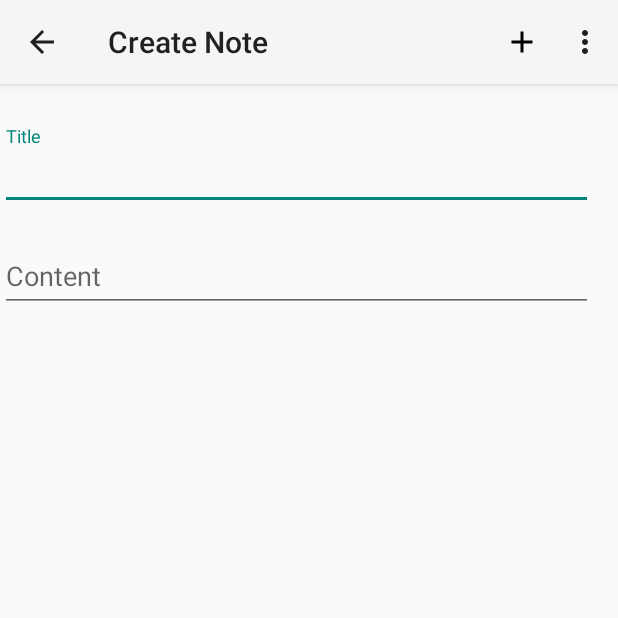
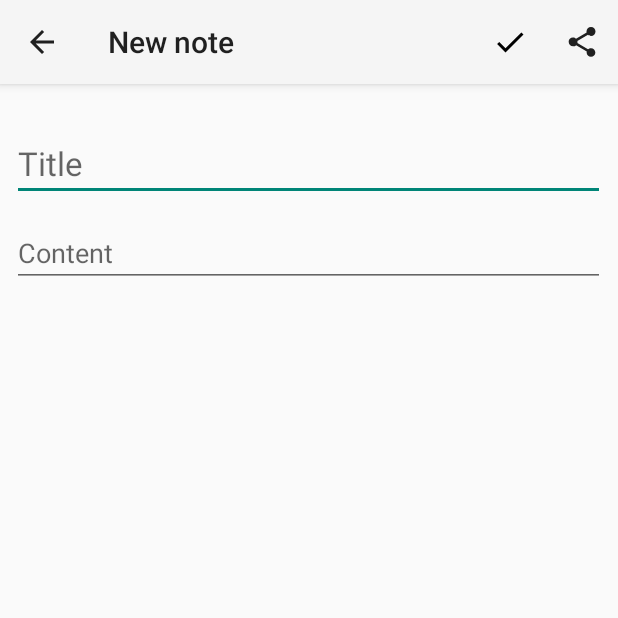
Before and after one commit to sw19-tug/morning01, an Android app: the AddNewNote screen opened directly, with no data from a screen before it, on a phone screen of 412 x 824 dp, the top half of it. Run offline under Robolectric (Android 15) with nearby library versions, the phone set to English and light mode, and no system bars.

Commit message:
changed icons and some logic [AH,RH]

```diff
--- a/app/src/main/java/at/tugraz/ist/swe/note/AddNewNote.java
+++ b/app/src/main/java/at/tugraz/ist/swe/note/AddNewNote.java
@@ -8,27 +8,37 @@ import android.view.View;
 
 public class AddNewNote extends AppCompatActivity {
 
+    private Menu _menu;
     @Override
     protected void onCreate(Bundle savedInstanceState) {
         super.onCreate(savedInstanceState);
         setContentView(R.layout.activity_add_new_note);
 
-        // Create Toolbar
-        Toolbar toolbar = (Toolbar) findViewById(R.id.add_new_note_toolbar);
-        setSupportActionBar(toolbar);
-        getSupportActionBar().setTitle("Create Note");
-        getSupportActionBar().setDisplayHomeAsUpEnabled(true);
-        getSupportActionBar().setDisplayShowHomeEnabled(true);
+        createToolbar();
+    }
+
+    private  void  createToolbar(){
+        setSupportActionBar((Toolbar) findViewById(R.id.add_new_note_toolbar));
+        if(getSupportActionBar() != null) {
+            getSupportActionBar().setTitle(R.string.text_new_note);
+            getSupportActionBar().setDisplayHomeAsUpEnabled(true);
+            getSupportActionBar().setDisplayShowHomeEnabled(true);
+        }
+    }
+
+    private  void enableRemoveButton(boolean enabled){
+        _menu.findItem(R.id.action_add).setVisible(!enabled);
+        _menu.findItem(R.id.action_remove).setVisible(enabled);
     }
 
     @Override
     public boolean onCreateOptionsMenu(Menu menu) {
-        // Inflate the menu; this adds items to the action bar if it is present.
         getMenuInflater().inflate(R.menu.menu_add_new_note, menu);
+        _menu = menu;
+        enableRemoveButton(false);
         return true;
     }
 
-    // Back arrow click event to go to the parent Activity
     @Override
     public boolean onSupportNavigateUp() {
         onBackPressed();
--- /dev/null
+++ b/app/src/main/res/drawable/ic_checkmark.xml
@@ -0,0 +1,10 @@
+<?xml version="1.0" encoding="utf-8"?>
+<vector xmlns:android="http://schemas.android.com/apk/res/android"
+    android:width="24dp"
+    android:height="24dp"
+    android:viewportWidth="24.0"
+    android:viewportHeight="24.0">
+    <path
+        android:pathData="M9,16.17L4.83,12l-1.42,1.41L9,19 21,7l-1.41,-1.41z"
+        android:fillColor="#000000"/>
+</vector>
--- /dev/null
+++ b/app/src/main/res/drawable/ic_remove.xml
@@ -0,0 +1,17 @@
+<?xml version="1.0" encoding="utf-8"?>
+<vector xmlns:android="http://schemas.android.com/apk/res/android"
+    android:width="24.0dp"
+    android:height="24.0dp"
+    android:viewportWidth="24.0"
+    android:viewportHeight="24.0"
+    android:tint="?android:attr/colorControlNormal">
+    <path
+        android:fillColor="#FF000000"
+        android:pathData="M15,4V3H9v1H4v2h1v13c0,1.1 0.9,2 2,2h10c1.1,0 2,-0.9 2,-2V6h1V4H15zM17,19H7V6h10V19z"/>
+    <path
+        android:fillColor="#FF000000"
+        android:pathData="M9,8h2v9h-2z"/>
+    <path
+        android:fillColor="#FF000000"
+        android:pathData="M13,8h2v9h-2z"/>
+</vector>
--- a/app/src/main/res/layout/activity_add_new_note.xml
+++ b/app/src/main/res/layout/activity_add_new_note.xml
@@ -10,24 +10,29 @@
         android:id="@+id/add_new_note_toolbar"
         android:layout_width="match_parent"
         android:layout_height="?attr/actionBarSize"
+        android:layout_marginTop="0dp"
         android:background="?attr/colorPrimary"
         android:elevation="4dp"
         android:theme="@style/ThemeOverlay.AppCompat.ActionBar"
+        app:layout_constraintTop_toTopOf="parent"
         app:popupTheme="@style/ThemeOverlay.AppCompat.Light" />
 
     <android.support.design.widget.TextInputLayout
         android:id="@+id/textInputLayout"
         android:layout_width="395dp"
         android:layout_height="wrap_content"
+        android:layout_marginStart="8dp"
         android:layout_marginTop="84dp"
         app:hintAnimationEnabled="false"
-        app:layout_constraintTop_toTopOf="parent"
-        tools:layout_editor_absoluteX="8dp">
+        app:hintEnabled="false"
+        app:layout_constraintStart_toStartOf="parent"
+        app:layout_constraintTop_toTopOf="parent">
 
         <android.support.design.widget.TextInputEditText
+            style="@style/Base.TextAppearance.AppCompat.Large"
             android:layout_width="match_parent"
             android:layout_height="wrap_content"
-            android:hint="Title"
+            android:hint="@string/text_title"
             android:inputType="text"
             android:selectAllOnFocus="true"
             android:singleLine="true" />
@@ -36,14 +41,17 @@
     <android.support.design.widget.TextInputLayout
         android:layout_width="395dp"
         android:layout_height="307dp"
+        android:layout_marginStart="8dp"
         android:layout_marginTop="12dp"
-        app:layout_constraintTop_toBottomOf="@+id/textInputLayout"
-        tools:layout_editor_absoluteX="8dp">
+        app:hintEnabled="false"
+        app:layout_constraintStart_toStartOf="parent"
+        app:layout_constraintTop_toBottomOf="@+id/textInputLayout">
 
         <android.support.design.widget.TextInputEditText
             android:layout_width="match_parent"
             android:layout_height="wrap_content"
-            android:hint="Content"
+            android:hint="@string/text_content"
             android:inputType="textMultiLine" />
     </android.support.design.widget.TextInputLayout>
+
 </android.support.constraint.ConstraintLayout>
--- a/app/src/main/res/menu/menu_add_new_note.xml
+++ b/app/src/main/res/menu/menu_add_new_note.xml
@@ -1,15 +1,22 @@
 <menu xmlns:android="http://schemas.android.com/apk/res/android"
     xmlns:app="http://schemas.android.com/apk/res-auto">
 
-    <!-- "Mark Favorite", should appear as action button if possible -->
     <item
-        android:id="@+id/action_favorite"
-        android:icon="@drawable/ic_add_black_24dp"
+        android:id="@+id/action_add"
+        android:icon="@drawable/ic_checkmark"
         android:title="@string/action_add"
-        app:showAsAction="ifRoom"/>
+        app:showAsAction="ifRoom" />
+
+    <item
+        android:id="@+id/action_remove"
+        android:icon="@drawable/ic_remove"
+        android:title="@string/action_remove"
+        app:showAsAction="ifRoom" />
 
     <!-- Settings, should always be in the overflow -->
-    <item android:id="@+id/action_settings"
-        android:title="@string/action_settings"
-        app:showAsAction="never"/>
+    <item
+        android:id="@+id/action_settings"
+        android:icon="?attr/actionModeShareDrawable"
+        android:title="@string/action_share"
+        app:showAsAction="ifRoom" />
 </menu>
--- a/app/src/main/res/values/strings.xml
+++ b/app/src/main/res/values/strings.xml
@@ -2,4 +2,12 @@
     <string name="app_name">Notes</string>
     <string name="action_settings">Settings</string>
     <string name="action_add">Add</string>
+    <string name="action_remove">Remove</string>
+    <string name="action_share">Share</string>
+    <string name="action_edit">Edit</string>
+    <string name="action_save">Save</string>
+    <string name="action_pin">Pin</string>
+    <string name="text_new_note">New note</string>
+    <string name="text_title">Title</string>
+    <string name="text_content">Content</string>
 </resources>
```
